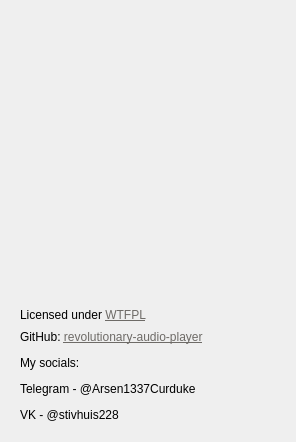
Above: src/aboutwindow/aboutwindow.ui from savannstm/revolutionary-audio-player before the change. Below: the same form after it.
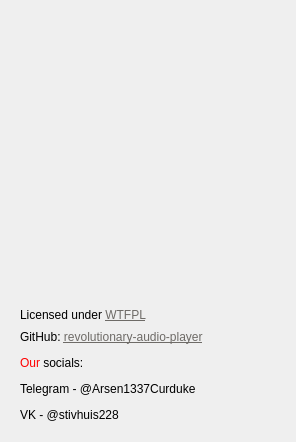
That is the form after the change.

The edit to the form file:
```diff
--- a/src/aboutwindow/aboutwindow.ui
+++ b/src/aboutwindow/aboutwindow.ui
@@ -95,7 +95,7 @@
          </sizepolicy>
         </property>
         <property name="text">
-         <string>&lt;html&gt;&lt;head/&gt;&lt;body&gt;&lt;p&gt;GitHub: &lt;a href=&quot;https://github.com/savannstm/revolutionary-audio-player&quot;&gt;&lt;span style=&quot; text-decoration: underline; color:#6e6b67;&quot;&gt;revolutionary-audio-player&lt;/span&gt;&lt;/a&gt;&lt;/p&gt;&lt;p&gt;My socials:&lt;/p&gt;&lt;p&gt;Telegram - @Arsen1337Curduke&lt;/p&gt;&lt;p&gt;VK - @stivhuis228&lt;/p&gt;&lt;/body&gt;&lt;/html&gt;</string>
+         <string>&lt;html&gt;&lt;head/&gt;&lt;body&gt;&lt;p&gt;GitHub: &lt;a href=&quot;https://github.com/savannstm/revolutionary-audio-player&quot;&gt;&lt;span style=&quot; text-decoration: underline; color:#6e6b67;&quot;&gt;revolutionary-audio-player&lt;/span&gt;&lt;/a&gt;&lt;/p&gt;&lt;p&gt;&lt;span style=&quot; color:#ff0000;&quot;&gt;Our &lt;/span&gt;socials:&lt;/p&gt;&lt;p&gt;Telegram - @Arsen1337Curduke&lt;/p&gt;&lt;p&gt;VK - @stivhuis228&lt;/p&gt;&lt;/body&gt;&lt;/html&gt;</string>
         </property>
         <property name="textFormat">
          <enum>Qt::TextFormat::MarkdownText</enum>
```
